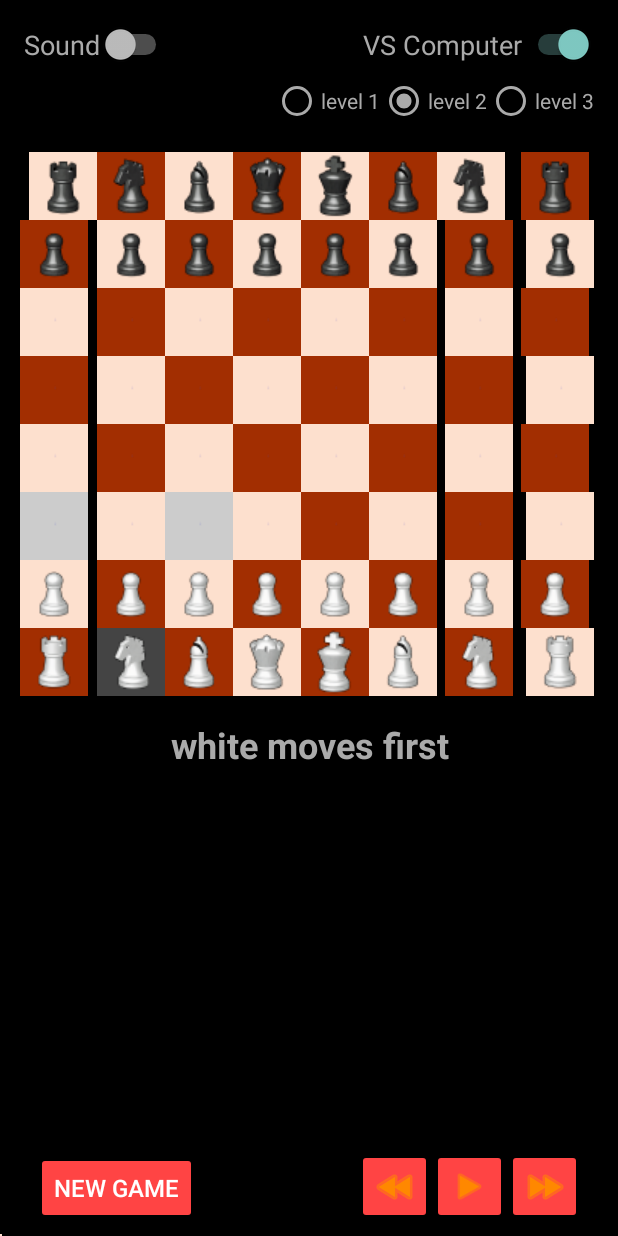
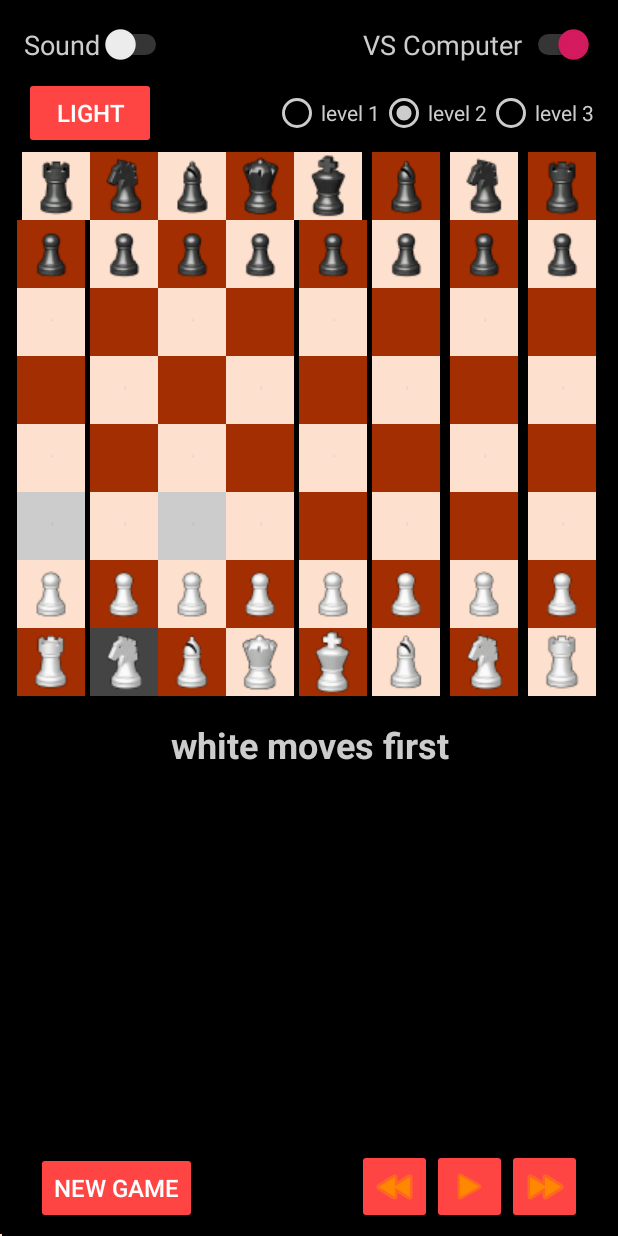
Before and after one commit to ehaviv1978/simpleChess, an Android app: the screen it shows after launch (MainActivity), after a tap on an icon or button, on a phone screen of 412 x 824 dp. Run offline under Robolectric (Android 15) with nearby library versions, the phone set to English and light mode, and no system bars.

Commit message:
Dark/Light themes add

```diff
--- a/app/src/main/java/com/eran/simplechess/ChessAI.kt
+++ b/app/src/main/java/com/eran/simplechess/ChessAI.kt
@@ -1,6 +1,6 @@
 package com.eran.simplechess
 
-class ChessAI (private val game: ChessGame, private val colorAI: PieceColor, var compLvl: Int) {
+class ChessAI (private val game: ChessGame, colorAI: PieceColor, var compLvl: Int) {
 
     private val piecesAI = if (colorAI == PieceColor.Black) game.blackPieces else game.whitePieces
 
@@ -19,7 +19,6 @@ class ChessAI (private val game: ChessGame, private val colorAI: PieceColor, var
                     continue
                 }
                 var tempScore = bestMove(PieceColor.White, bestMoveScore, compLvl)
-//                var tempScore = whiteBestMove(bestMoveScore)
                 if (tempScore > bestMoveScore) {
                     bestMoveScore = tempScore
                     bestIndex = index
@@ -62,19 +61,26 @@ class ChessAI (private val game: ChessGame, private val colorAI: PieceColor, var
 
 
     private fun bestMove(color: PieceColor, score: Int, depth: Int): Int {
-        val oppositeColor = if (color==PieceColor.White) PieceColor.Black else PieceColor.White
-        var bestMoveScore = if (color==PieceColor.White) 99999 else -99999
-        val pieces = if (color==PieceColor.White) game.whitePieces.toList() else game.blackPieces.toList()
+        val oppositeColor = if (color == PieceColor.White) PieceColor.Black else PieceColor.White
+        var bestMoveScore = if (color == PieceColor.White) 99999 else -99999
+        val pieces =
+            if (color == PieceColor.White) game.whitePieces.toIntArray() else game.blackPieces.toIntArray()
 
         for (index in pieces) {
             for (index2 in game.possibleMoves(index)) {
+//            for (index2 in 0..63){
+//                if (!game.isValidMove(index,index2)) continue;
                 game.makeMove(index, index2);
                 if (game.isDoingCheck(oppositeColor)) {
                     game.moveBack()
                     continue
                 }
-                val tempScore = if (depth > 1) bestMove(oppositeColor, bestMoveScore, depth - 1) else boardScore()
-                if (color==PieceColor.White){
+                val tempScore = if (depth > 1) bestMove(
+                    oppositeColor,
+                    bestMoveScore,
+                    depth - 1
+                ) else boardScore()
+                if (color == PieceColor.White) {
                     if (tempScore <= score) {
                         game.moveBack()
                         return score
@@ -82,7 +88,7 @@ class ChessAI (private val game: ChessGame, private val colorAI: PieceColor, var
                     if (tempScore < bestMoveScore) {
                         bestMoveScore = tempScore
                     }
-                }else{
+                } else {
                     if (tempScore >= score) {
                         game.moveBack()
                         return score
@@ -96,150 +102,4 @@ class ChessAI (private val game: ChessGame, private val colorAI: PieceColor, var
         }
         return bestMoveScore
     }
-
-//    private fun bestMove(color: PieceColor, score: Int, depth: Int): Int {
-//        if (color==PieceColor.White){
-//            var bestMoveScore = 99999
-//
-//            for (index in game.whitePieces.toList()) {
-//                for (index2 in game.possibleMoves(index)) {
-//                    game.makeMove(index, index2);
-//                    if (game.isDoingCheck(PieceColor.Black)) {
-//                        game.moveBack()
-//                        continue
-//                    }
-//                    var tempScore = if (depth<=1) boardScore() else bestMove(PieceColor.Black, bestMoveScore,depth-1)
-//                    if (tempScore<=score){
-//                        game.moveBack()
-//                        return score
-//                    }
-//                    if (tempScore < bestMoveScore) {
-//                        bestMoveScore = tempScore
-//                    }
-//                    game.moveBack()
-//                }
-//            }
-//            return bestMoveScore
-//        }else{
-//            var bestMoveScore = -99999
-//
-//            for (index in game.blackPieces.toList()) {
-//                for (index2 in game.possibleMoves(index)) {
-//                    game.makeMove(index, index2);
-//                    if (game.isDoingCheck(PieceColor.White)) {
-//                        game.moveBack()
-//                        continue
-//                    }
-//                    var tempScore = if (depth<=1) boardScore() else bestMove(PieceColor.White, bestMoveScore,depth-1)
-//                    if (tempScore>=score){
-//                        game.moveBack()
-//                        return score
-//                    }
-//                    if (tempScore > bestMoveScore) {
-//                        bestMoveScore = tempScore
-//                    }
-//                    game.moveBack()
-//                }
-//            }
-//            return bestMoveScore
-//        }
-//    }
-
-
-//    private fun whiteBestMove(score: Int): Int {
-//        var bestMoveScore = 99999
-//
-//        for (index in game.whitePieces.toList()) {
-//            for (index2 in game.possibleMoves(index)) {
-//                game.makeMove(index, index2);
-//                if (game.isDoingCheck(PieceColor.Black)) {
-//                    game.moveBack()
-//                    continue
-//                }
-//                var tempScore = if (compLvl==1) boardScore() else blackBestMove(bestMoveScore)
-//                if (tempScore<=score){
-//                    game.moveBack()
-//                    return score
-//                }
-//                if (tempScore < bestMoveScore) {
-//                    bestMoveScore = tempScore
-//                }
-//                game.moveBack()
-//            }
-//        }
-//        return bestMoveScore
-//    }
-//
-//    private fun blackBestMove(score: Int): Int {
-//        var bestMoveScore = -99999
-//
-//        for (index in game.blackPieces.toList()) {
-//            for (index2 in game.possibleMoves(index)) {
-//                game.makeMove(index, index2);
-//                if (game.isDoingCheck(PieceColor.White)) {
-//                    game.moveBack()
-//                    continue
-//                }
-//                var tempScore = if (compLvl==2) boardScore() else whiteBestMove2(bestMoveScore)
-//                if (tempScore>=score){
-//                    game.moveBack()
-//                    return score
-//                }
-//                if (tempScore > bestMoveScore) {
-//                    bestMoveScore = tempScore
-//                }
-//                game.moveBack()
-//            }
-//        }
-//        return bestMoveScore
-//    }
-//
-//    private fun whiteBestMove2(score: Int): Int {
-//        var bestMoveScore = 99999
-//
-//        for (index in game.whitePieces.toList()) {
-//            for (index2 in game.possibleMoves(index)) {
-//                game.makeMove(index, index2);
-//                if (game.isDoingCheck(PieceColor.Black)) {
-//                    game.moveBack()
-//                    continue
-//                }
-//                var tempScore = if (compLvl==3) boardScore() else blackBestMove2(bestMoveScore)
-//                if (tempScore<=score){
-//                    game.moveBack()
-//                    return score
-//                }
-//                if (tempScore < bestMoveScore) {
-//                    bestMoveScore = tempScore
-//
-//                }
-//                game.moveBack()
-//            }
-//        }
-//        return bestMoveScore
-//    }
-//
-//    private fun blackBestMove2(score: Int): Int {
-//        var bestMoveScore = -99999
-//
-//        for (index in game.blackPieces.toList()) {
-//            for (index2 in game.possibleMoves(index)) {
-//                game.makeMove(index, index2);
-//                if (game.isDoingCheck(PieceColor.White)) {
-//                    game.moveBack()
-//                    continue
-//                }
-//                var tempScore = boardScore()
-//                if (tempScore>=score){
-//                    game.moveBack()
-//                    return score
-//                }
-//                if (tempScore > bestMoveScore) {
-//                    bestMoveScore = tempScore
-//                }
-//                game.moveBack()
-//            }
-//        }
-//        return bestMoveScore
-//    }
 }
--- a/app/src/main/java/com/eran/simplechess/ChessGame.kt
+++ b/app/src/main/java/com/eran/simplechess/ChessGame.kt
@@ -5,7 +5,7 @@ import kotlin.math.abs
 
 class ChessGame {
     var board1d = Array(64){ChessSquare()}
-    var board2d = arrayOf<Array<ChessSquare>>()
+    var board2d = Array(8){Array(8){ChessSquare()} }
     var moveHistory = arrayOf<Array<ChessSquare>>()
     var moveHistoryPointer:Int = 0
     var turnColor = PieceColor.White
@@ -35,34 +35,31 @@ class ChessGame {
 
     // fill board2d array with elements
     private fun board1dToBoard2d(){
-        board2d = arrayOf()
         var n = 0
         for (i in 0..7)
         {
-            var array = arrayOf<ChessSquare>()
             for (j in 0..7) {
-                array += board1d[n]
+                board2d[i][j]=board1d[n]
                 n++
             }
-            board2d += array
         }
     }
 
 
-    fun switchTurnColor(){
-        if (turnColor== PieceColor.White){
-            turnColor= PieceColor.Black
+    private fun switchTurnColor(){
+        turnColor = if (turnColor== PieceColor.White){
+            PieceColor.Black
         }else{
-            turnColor=PieceColor.White
+            PieceColor.White
         }
     }
 
 
     fun otherColor(color: PieceColor): PieceColor{
-        if (color == PieceColor.White){
-            return  PieceColor.Black
+        return if (color == PieceColor.White){
+            PieceColor.Black
         }else{
-            return  PieceColor.White
+            PieceColor.White
         }
     }
 
@@ -230,7 +227,7 @@ class ChessGame {
 
 
     fun isDraw(color: PieceColor): Boolean{
-        var tempHistory = moveHistory.copyOf()
+        val tempHistory = moveHistory.copyOf()
         if (color == PieceColor.Black){
             for (piece in blackPieces.toList()){
                 for (move in possibleMoves(piece)){
@@ -281,7 +278,7 @@ class ChessGame {
 
 
     fun isDoingCheckmate(color: PieceColor): Boolean{
-        var tempHistory = moveHistory.copyOf()
+        val tempHistory = moveHistory.copyOf()
         val pieces = if (color ==PieceColor.Black) {
             whitePieces
         }else{
@@ -305,7 +302,7 @@ class ChessGame {
 
 
     //return an array of legal moves for a given piece
-    fun possibleMoves(index: Int): IntArray {
+    fun possibleMoves(index: Int): MutableList<Int> {
         val color = board1d[index].pieceColor
 
         val oppositeColor = if (color == PieceColor.White) {
@@ -752,7 +749,7 @@ class ChessGame {
                 }
             }
         }
-        return possibleMoves.toIntArray()
+        return possibleMoves
     }
 
 
--- a/app/src/main/java/com/eran/simplechess/MainActivity.kt
+++ b/app/src/main/java/com/eran/simplechess/MainActivity.kt
@@ -1,5 +1,7 @@
 package com.eran.simplechess
 
+import android.content.Context
+import android.content.SharedPreferences
 import androidx.appcompat.app.AppCompatActivity
 import android.os.Bundle
 import android.widget.ImageButton
@@ -10,9 +12,12 @@ import android.media.MediaPlayer
 import android.os.Build
 import android.os.Handler
 import androidx.annotation.RequiresApi
+import androidx.appcompat.app.AppCompatDelegate
 
 
 class MainActivity : AppCompatActivity() {
+
+    private val sharedPrefFile = "com.eran.simplechess.theme"
 
     @RequiresApi(Build.VERSION_CODES.M)
     override fun onCreate(savedInstanceState: Bundle?) {
@@ -23,6 +28,9 @@ class MainActivity : AppCompatActivity() {
         button_back.isEnabled = false
         button_play.isEnabled = false
         button_forward.isEnabled = false
+
+        val sharedPreferences: SharedPreferences = this.getSharedPreferences(sharedPrefFile, Context.MODE_PRIVATE)
+        var isDarkTheme = sharedPreferences.getBoolean("themeDark_key", true)
 
         val handler = Handler()
 
@@ -96,7 +104,8 @@ class MainActivity : AppCompatActivity() {
         var game = ChessGame()
         var handPiece: Int? = null
         val computerColor = PieceColor.Black
-        var computerAI = ChessAI(game, computerColor, 2)
+        var maxComputerLvl = 3
+        var computerAI = ChessAI(game, computerColor, maxComputerLvl-1)
 
         val mpError = MediaPlayer.create(this, R.raw.error)
         val mpMove = MediaPlayer.create(this, R.raw.click)
@@ -104,6 +113,50 @@ class MainActivity : AppCompatActivity() {
         val mpLoos = MediaPlayer.create(this, R.raw.computer_win)
         val mpDraw = MediaPlayer.create(this, R.raw.draw)
         val mpNew = MediaPlayer.create(this, R.raw.new_game)
+
+        fun theme(isDark : Boolean){
+            if (isDark) {
+                button_theme.text = "Light"
+                mainView.setBackgroundColor(Color.BLACK)
+                textGameInfo.setTextColor(Color.LTGRAY)
+                sound_switch.setTextColor(Color.LTGRAY)
+                sound_switch.trackTintList = ColorStateList.valueOf(Color.LTGRAY)
+                vsSwitch.setTextColor(Color.LTGRAY)
+                vsSwitch.trackTintList = ColorStateList.valueOf(Color.LTGRAY)
+                radio_one.setTextColor(Color.LTGRAY)
+                radio_two.setTextColor(Color.LTGRAY)
+                radio_three.setTextColor(Color.LTGRAY)
+                radio_one.buttonTintList = ColorStateList.valueOf(Color.LTGRAY)
+                radio_two.buttonTintList = ColorStateList.valueOf(Color.LTGRAY)
+                radio_three.buttonTintList = ColorStateList.valueOf(Color.LTGRAY)
+                isDarkTheme = true
+                val editor: SharedPreferences.Editor = sharedPreferences.edit()
+                editor.putBoolean("themeDark_key", isDarkTheme)
+                editor.apply()
+                editor.commit()
+            } else {
+                button_theme.text = "Dark"
+                mainView.setBackgroundColor(Color.WHITE)
+                textGameInfo.setTextColor(Color.BLACK)
+                sound_switch.setTextColor(Color.BLACK)
+                sound_switch.trackTintList = ColorStateList.valueOf(Color.DKGRAY)
+                vsSwitch.setTextColor(Color.BLACK)
+                vsSwitch.trackTintList = ColorStateList.valueOf(Color.DKGRAY)
+                radio_one.setTextColor(Color.BLACK)
+                radio_two.setTextColor(Color.BLACK)
+                radio_three.setTextColor(Color.BLACK)
+                radio_one.buttonTintList = ColorStateList.valueOf(Color.GRAY)
+                radio_two.buttonTintList = ColorStateList.valueOf(Color.GRAY)
+                radio_three.buttonTintList = ColorStateList.valueOf(Color.GRAY)
+                isDarkTheme = false
+                val editor: SharedPreferences.Editor = sharedPreferences.edit()
+                editor.putBoolean("themeDark_key", isDarkTheme)
+                editor.apply()
+                editor.commit()
+            }
+        }
+
+        theme(isDarkTheme)
 
 
         //Draw chess pieces on board according to game state
@@ -463,11 +516,11 @@ class MainActivity : AppCompatActivity() {
         //switch the computer level
         radioGroup.setOnCheckedChangeListener { _, _ ->
             if (radio_one.isChecked) {
-                computerAI.compLvl = 1
+                computerAI.compLvl = maxComputerLvl-2
             } else if (radio_two.isChecked) {
-                computerAI.compLvl = 2
+                computerAI.compLvl = maxComputerLvl-1
             } else {
-                computerAI.compLvl = 3
+                computerAI.compLvl = maxComputerLvl
             }
         }
 
@@ -501,5 +554,15 @@ class MainActivity : AppCompatActivity() {
                 textGameInfo.text = game.turnColor.toString() + " turn"
             }
         }
+
+
+        button_theme.setOnClickListener {
+            if (isDarkTheme){
+                theme(false)
+            } else {
+               theme(true)
+            }
+
+        }
     }
 }
--- a/app/src/main/res/layout/activity_main.xml
+++ b/app/src/main/res/layout/activity_main.xml
@@ -2,9 +2,11 @@
 <androidx.constraintlayout.widget.ConstraintLayout xmlns:android="http://schemas.android.com/apk/res/android"
     xmlns:app="http://schemas.android.com/apk/res-auto"
     xmlns:tools="http://schemas.android.com/tools"
+    android:id="@+id/mainView"
     android:layout_width="match_parent"
     android:layout_height="match_parent"
-    android:background="@android:color/background_dark"
+    android:background="@color/colorBackground"
+    android:theme="@style/AppTheme"
     tools:context=".MainActivity">
 
         <Switch
@@ -14,7 +16,7 @@
             android:layout_marginTop="16dp"
             android:layout_marginEnd="16dp"
             android:text="VS Computer"
-            android:textColor="@android:color/darker_gray"
+            android:textColor="@color/colorText"
             android:textSize="18sp"
             app:layout_constraintEnd_toEndOf="parent"
             app:layout_constraintTop_toTopOf="parent" />
@@ -736,7 +738,7 @@
             android:transitionName="15"
             app:layout_constraintBottom_toTopOf="@+id/checker23"
             app:layout_constraintEnd_toEndOf="parent"
-            app:layout_constraintStart_toEndOf="@+id/checker14"
+            app:layout_constraintStart_toEndOf="@+id/checker6"
             app:layout_constraintTop_toBottomOf="@+id/checker7"
             app:srcCompat="@drawable/pawn_black" />
 
@@ -766,7 +768,7 @@
             app:layout_constraintBottom_toTopOf="@+id/checker13"
             app:layout_constraintEnd_toStartOf="@+id/checker6"
             app:layout_constraintStart_toEndOf="@+id/checker4"
-            app:layout_constraintTop_toTopOf="@id/radioGroup"
+            app:layout_constraintTop_toTopOf="@id/button_theme"
             app:srcCompat="@drawable/bishop_black" />
 
         <ImageButton
@@ -782,7 +784,7 @@
             app:layout_constraintBottom_toTopOf="@+id/checker15"
             app:layout_constraintEnd_toEndOf="parent"
             app:layout_constraintStart_toEndOf="@+id/checker6"
-            app:layout_constraintTop_toTopOf="@id/radioGroup"
+            app:layout_constraintTop_toTopOf="@id/button_theme"
             app:srcCompat="@drawable/rock_black" />
 
         <ImageButton
@@ -797,7 +799,7 @@
             app:layout_constraintBottom_toTopOf="@+id/checker14"
             app:layout_constraintEnd_toStartOf="@+id/checker7"
             app:layout_constraintStart_toEndOf="@+id/checker5"
-            app:layout_constraintTop_toTopOf="@id/radioGroup"
+            app:layout_constraintTop_toTopOf="@id/button_theme"
             app:srcCompat="@drawable/knight_black" />
 
         <ImageButton
@@ -812,7 +814,7 @@
             app:layout_constraintBottom_toTopOf="@+id/checker12"
             app:layout_constraintEnd_toStartOf="@+id/checker5"
             app:layout_constraintStart_toEndOf="@+id/checker3"
-            app:layout_constraintTop_toTopOf="@id/radioGroup"
+            app:layout_constraintTop_toTopOf="@id/button_theme"
             app:srcCompat="@drawable/king_black" />
 
         <ImageButton
@@ -827,7 +829,7 @@
             app:layout_constraintBottom_toTopOf="@+id/checker10"
             app:layout_constraintEnd_toStartOf="@+id/checker3"
             app:layout_constraintStart_toEndOf="@+id/checker1"
-            app:layout_constraintTop_toTopOf="@id/radioGroup"
+            app:layout_constraintTop_toTopOf="@id/button_theme"
             app:srcCompat="@drawable/bishop_black" />
 
         <ImageButton
@@ -842,7 +844,7 @@
             app:layout_constraintBottom_toTopOf="@+id/checker11"
             app:layout_constraintEnd_toStartOf="@+id/checker4"
             app:layout_constraintStart_toEndOf="@+id/checker2"
-            app:layout_constraintTop_toTopOf="@id/radioGroup"
+            app:layout_constraintTop_toTopOf="@id/button_theme"
             app:srcCompat="@drawable/queen_black" />
 
         <ImageButton
@@ -857,7 +859,7 @@
             app:layout_constraintBottom_toTopOf="@+id/checker9"
             app:layout_constraintEnd_toStartOf="@+id/checker2"
             app:layout_constraintStart_toEndOf="@+id/checker0"
-            app:layout_constraintTop_toTopOf="@id/radioGroup"
+            app:layout_constraintTop_toTopOf="@id/button_theme"
             app:srcCompat="@drawable/knight_black" />
 
         <ImageButton
@@ -873,7 +875,7 @@
             app:layout_constraintBottom_toTopOf="@+id/checker8"
             app:layout_constraintEnd_toStartOf="@+id/checker1"
             app:layout_constraintStart_toStartOf="parent"
-            app:layout_constraintTop_toTopOf="@id/radioGroup"
+            app:layout_constraintTop_toTopOf="@id/button_theme"
             app:srcCompat="@drawable/rock_black" />
 
         <Button
@@ -889,6 +891,19 @@
             app:layout_constraintBottom_toBottomOf="parent"
             app:layout_constraintStart_toStartOf="parent" />
 
+        <Button
+            android:id="@+id/button_theme"
+            android:layout_width="wrap_content"
+            android:layout_height="wrap_content"
+            android:layout_marginStart="16dp"
+            android:layout_marginTop="8dp"
+            android:backgroundTint="@android:color/holo_red_light"
+            android:text="Dark"
+            android:textColor="@android:color/background_light"
+            android:textSize="16sp"
+            app:layout_constraintStart_toStartOf="parent"
+            app:layout_constraintTop_toBottomOf="@+id/sound_switch" />
+
         <TextView
             android:id="@+id/textGameInfo"
             android:layout_width="0dp"
@@ -896,7 +911,7 @@
             android:layout_marginTop="16dp"
             android:gravity="center"
             android:text="white moves first"
-            android:textColor="@android:color/darker_gray"
+            android:textColor="@color/colorText"
             android:textSize="24sp"
             android:textStyle="bold"
             app:layout_constraintEnd_toEndOf="parent"
@@ -924,7 +939,7 @@
             android:layout_marginStart="16dp"
             android:layout_marginTop="16dp"
             android:text="Sound"
-            android:textColor="@android:color/darker_gray"
+            android:textColor="@color/colorText"
             android:textSize="18sp"
             app:layout_constraintStart_toStartOf="parent"
             app:layout_constraintTop_toTopOf="parent" />
@@ -933,7 +948,7 @@
             android:id="@+id/radioGroup"
             android:layout_width="wrap_content"
             android:layout_height="wrap_content"
-            android:layout_marginTop="8dp"
+            android:layout_marginTop="16dp"
             android:layout_marginEnd="16dp"
             android:orientation="horizontal"
             app:layout_constraintEnd_toEndOf="parent"
@@ -943,26 +958,23 @@
                     android:id="@+id/radio_one"
                     android:layout_width="wrap_content"
                     android:layout_height="wrap_content"
-                    android:buttonTint="@android:color/darker_gray"
                     android:text="level 1"
-                    android:textColor="@android:color/darker_gray" />
+                    android:textColor="@color/colorText" />
 
                 <RadioButton
                     android:id="@+id/radio_two"
                     android:layout_width="wrap_content"
                     android:layout_height="wrap_content"
-                    android:buttonTint="@android:color/darker_gray"
                     android:checked="true"
                     android:text="level 2"
-                    android:textColor="@android:color/darker_gray" />
+                    android:textColor="@color/colorText" />
 
                 <RadioButton
                     android:id="@+id/radio_three"
                     android:layout_width="wrap_content"
                     android:layout_height="wrap_content"
-                    android:buttonTint="@android:color/darker_gray"
                     android:text="level 3"
-                    android:textColor="@android:color/darker_gray" />
+                    android:textColor="@color/colorText" />
 
         </RadioGroup>
 
--- a/app/src/main/res/values/colors.xml
+++ b/app/src/main/res/values/colors.xml
@@ -3,4 +3,7 @@
     <color name="colorPrimary">#008577</color>
     <color name="colorPrimaryDark">#00574B</color>
     <color name="colorAccent">#D81B60</color>
+    <color name="colorBackground">#FFFFFF</color>
+    <color name="colorText">#000000</color>
+
 </resources>
--- a/build.gradle
+++ b/build.gradle
@@ -9,7 +9,7 @@ buildscript {
     }
     dependencies {
        // implementation 'org.jetbrains.kotlinx:kotlinx-coroutines-core:1.3.1'
-        classpath 'com.android.tools.build:gradle:4.1.2'
+        classpath 'com.android.tools.build:gradle:4.1.3'
         classpath "org.jetbrains.kotlin:kotlin-gradle-plugin:$kotlin_version"
         // NOTE: Do not place your application dependencies here; they belong
         // in the individual module build.gradle files
```
Also changed, not shown: app/build.gradle (+7 -7 lines), gradle/wrapper/gradle-wrapper.properties, 1 other file.
